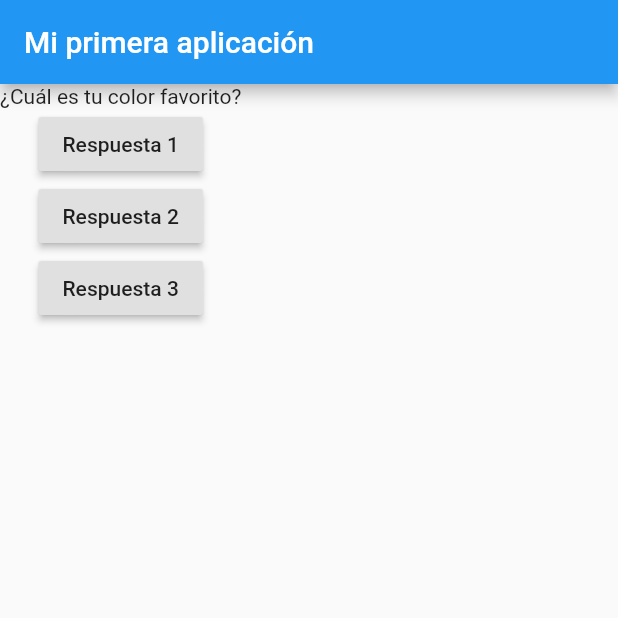
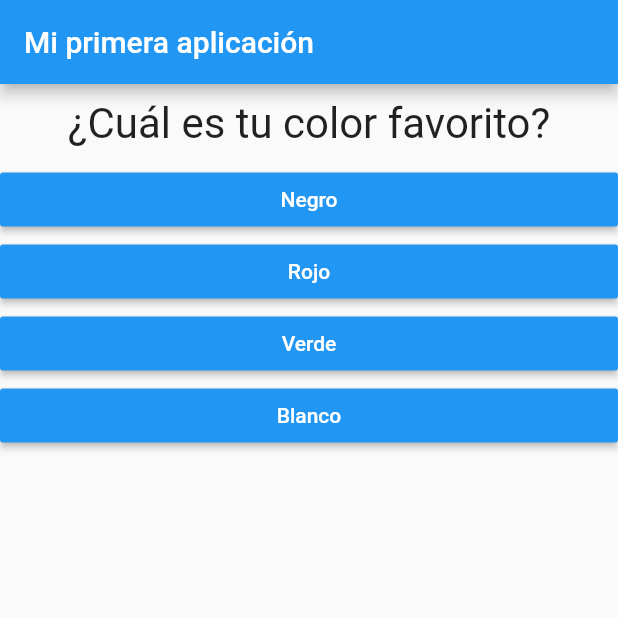
Before and after one commit to CodingCarnage/CursoFlutter_Academind_flutter_complete_guid, a Flutter app: the screen it shows after launch, on a phone screen of 412 x 824 dp, the top half of it. Run offline on Flutter 3.47's test engine with Material 2 defaults, Android fonts, the phone set to English and light mode, and no system bars.

Commit message:
Se agregaron nuevas clases quitando peso a la clase main, se agrego el private a clases y variables, uso de contenedores al igual cambio de propiedades en los widgets.

```diff
--- a/lib/main.dart
+++ b/lib/main.dart
@@ -1,4 +1,7 @@
 import 'package:flutter/material.dart';
+
+import './pregunta.dart';
+import './respuesta.dart';
 
 void main() {
   runApp(MyApp());
@@ -7,25 +10,35 @@ void main() {
 class MyApp extends StatefulWidget {
   @override
   State<StatefulWidget> createState() {
-    return MyAppState();
+    return _MyAppState();
   }
 }
 
-class MyAppState extends State<MyApp> {
-  var preguntaIndice = 0;
+class _MyAppState extends State<MyApp> {
+  var _preguntaIndice = 0;
 
-  void respuestaPregunta() {
+  void _respuestaPregunta() {
     setState(() {
-      preguntaIndice += 1;
+      _preguntaIndice += 1;
     });
-    print(preguntaIndice);
+    print(_preguntaIndice);
   }
 
   @override
   Widget build(BuildContext context) {
     var preguntas = [
-      "¿Cuál es tu color favorito?",
-      "¿Cuál es tu animal favorito?"
+      {
+        "preguntaTexto": "¿Cuál es tu color favorito?",
+        "respuestas": ["Negro", "Rojo", "Verde", "Blanco"]
+      },
+      {
+        "preguntaTexto": "¿Cuál es tu animal favorito?",
+        "respuestas": ["Conejo", "Tortuga", "Perro", "Gato"]
+      },
+      {
+        "preguntaTexto": "¿Cuál es tu comida favorita?",
+        "respuestas": ["Pizza", "Hamburguesas", "Hotdog", "Tacos"]
+      },
     ];
     return MaterialApp(
       home: Scaffold(
@@ -34,24 +47,13 @@ class MyAppState extends State<MyApp> {
         ),
         body: Column(
           children: [
-            Text(
-              preguntas[preguntaIndice],
+            Pregunta(
+              preguntas[_preguntaIndice]["preguntaTexto"],
             ),
-            RaisedButton(
-              onPressed: respuestaPregunta,
-              child: Text("Respuesta 1"),
-            ),
-            RaisedButton(
-              onPressed: () => print("Respuesta 2 seleccionada"),
-              child: Text("Respuesta 2"),
-            ),
-            RaisedButton(
-              onPressed: () {
-                // Algun Codigo...
-                print("Respuesta 3 seleccionada");
-              },
-              child: Text("Respuesta 3"),
-            )
+            ...(preguntas[_preguntaIndice]["respuestas"] as List<String>)
+                .map((respuesta) {
+              return Respuesta(_respuestaPregunta, respuesta);
+            }).toList(),
           ],
         ),
       ),
--- /dev/null
+++ b/lib/pregunta.dart
@@ -0,0 +1,20 @@
+import 'package:flutter/material.dart';
+
+class Pregunta extends StatelessWidget {
+  final String preguntaText;
+
+  Pregunta(this.preguntaText);
+
+  @override
+  Widget build(BuildContext context) {
+    return Container(
+      width: double.infinity,
+      margin: EdgeInsets.all(10),
+      child: Text(
+        preguntaText,
+        style: TextStyle(fontSize: 28),
+        textAlign: TextAlign.center,
+      ),
+    );
+  }
+}
--- /dev/null
+++ b/lib/respuesta.dart
@@ -0,0 +1,21 @@
+import 'package:flutter/material.dart';
+
+class Respuesta extends StatelessWidget {
+  final Function seleccionarManipulador;
+  final String respuestaTexto;
+
+  Respuesta(this.seleccionarManipulador, this.respuestaTexto);
+
+  @override
+  Widget build(BuildContext context) {
+    return Container(
+      width: double.infinity,
+      child: RaisedButton(
+        color: Colors.blue,
+        onPressed: seleccionarManipulador,
+        child: Text(respuestaTexto),
+        textColor: Colors.white,
+      ),
+    );
+  }
+}
```
